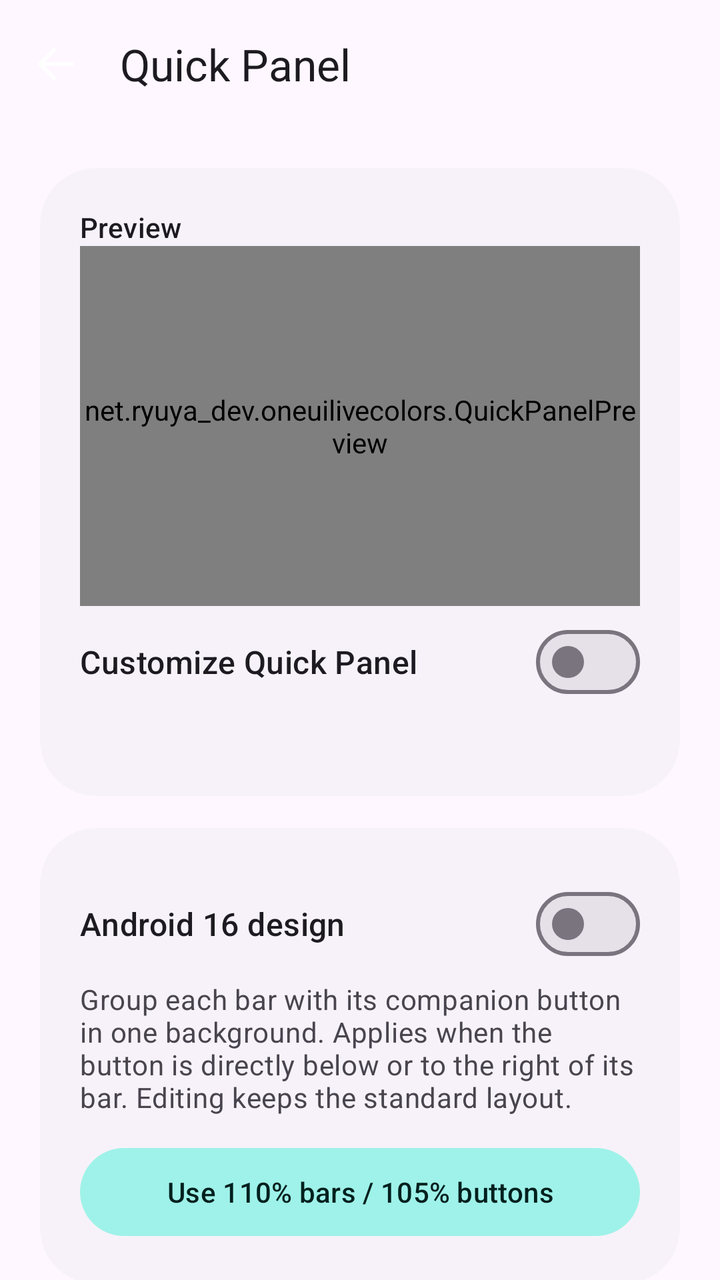
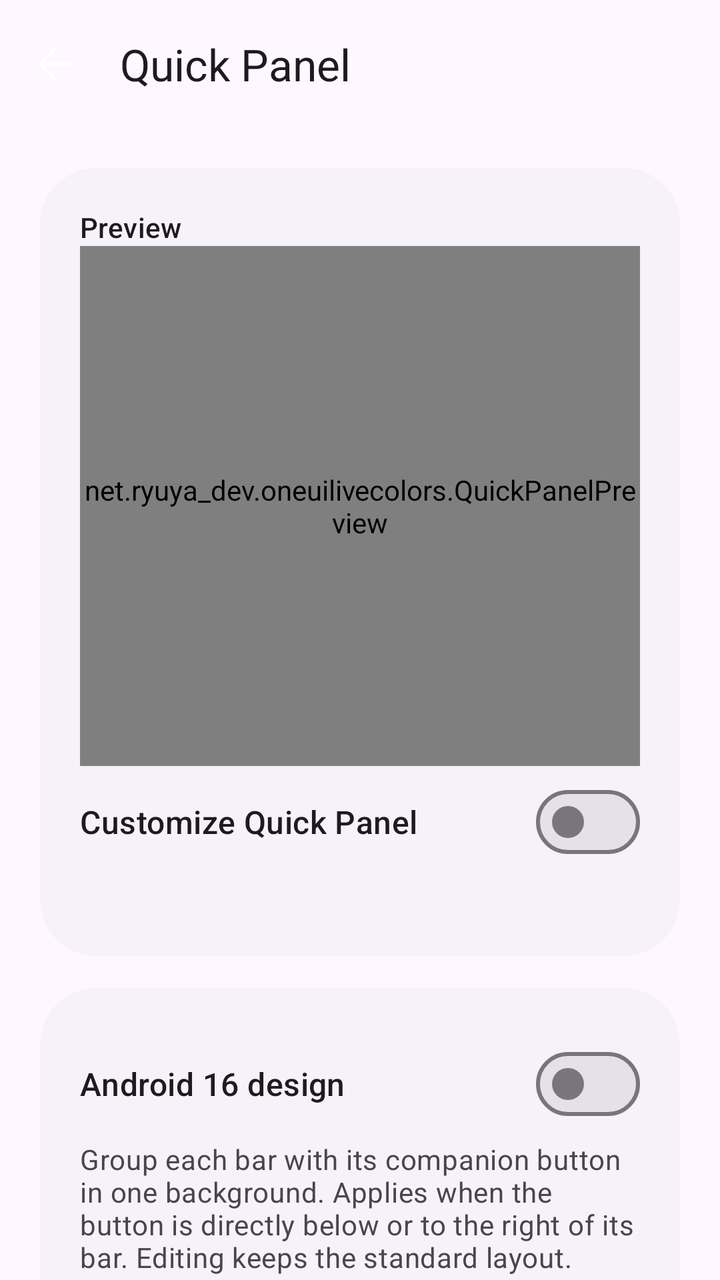

The first picture is an Android layout as it rendered before a commit; the second is the same layout after the commit. The layout source and the unified diff follow.
<!-- AndroidManifest.xml: application theme Theme.OneUiLiveColors -->
<!-- res/layout/activity_quick_panel.xml -->
<?xml version="1.0" encoding="utf-8"?>
<LinearLayout
  xmlns:android="http://schemas.android.com/apk/res/android"
  xmlns:app="http://schemas.android.com/apk/res-auto"
  android:id="@+id/qs_root"
  android:layout_width="match_parent"
  android:layout_height="match_parent"
  android:orientation="vertical"
  android:background="?attr/colorSurface" >
  <com.google.android.material.appbar.MaterialToolbar
    android:id="@+id/qs_toolbar"
    android:layout_width="match_parent"
    android:layout_height="?attr/actionBarSize"
    app:title="@string/qs_title"
    app:navigationIcon="@drawable/ic_back"
    app:navigationContentDescription="@string/back" />
  <androidx.core.widget.NestedScrollView
    android:layout_width="match_parent"
    android:layout_height="0dp"
    android:layout_weight="1"
    android:fillViewport="true" >
    <LinearLayout
      android:layout_width="match_parent"
      android:layout_height="wrap_content"
      android:orientation="vertical"
      android:padding="20dp" >
      <com.google.android.material.card.MaterialCardView
        android:layout_width="match_parent"
        android:layout_height="wrap_content"
        android:layout_marginBottom="16dp"
        app:cardCornerRadius="28dp"
        app:strokeWidth="0dp"
        app:cardBackgroundColor="?attr/colorSurfaceContainerLow" >
        <LinearLayout
          android:layout_width="match_parent"
          android:layout_height="wrap_content"
          android:orientation="vertical"
          android:padding="20dp" >
          <TextView
            android:layout_width="match_parent"
            android:layout_height="wrap_content"
            android:text="@string/qs_preview_label"
            android:textAppearance="@style/TextAppearance.Material3.LabelLarge" />
          <net.ryuya_dev.oneuilivecolors.QuickPanelPreview
            android:id="@+id/qs_preview"
            android:layout_width="match_parent"
            android:layout_height="180dp" />
          <com.google.android.material.materialswitch.MaterialSwitch
            android:id="@+id/qs_enabled"
            android:layout_width="match_parent"
            android:layout_height="wrap_content"
            android:minHeight="56dp"
            android:text="@string/qs_enable"
            android:textAppearance="@style/TextAppearance.Material3.TitleMedium" />
          <TextView
            android:id="@+id/qs_status"
            android:layout_width="match_parent"
            android:layout_height="wrap_content"
            android:textAppearance="@style/TextAppearance.Material3.BodyMedium"
            android:textColor="?attr/colorOnSurfaceVariant" />
        </LinearLayout>
      </com.google.android.material.card.MaterialCardView>
      <com.google.android.material.card.MaterialCardView
        android:layout_width="match_parent"
        android:layout_height="wrap_content"
        android:layout_marginBottom="16dp"
        app:cardCornerRadius="28dp"
        app:strokeWidth="0dp"
        app:cardBackgroundColor="?attr/colorSurfaceContainerLow" >
        <LinearLayout
          android:layout_width="match_parent"
          android:layout_height="wrap_content"
          android:orientation="vertical"
          android:padding="20dp" >
          <com.google.android.material.materialswitch.MaterialSwitch
            android:id="@+id/qs_legacy_design"
            android:layout_width="match_parent"
            android:layout_height="wrap_content"
            android:minHeight="56dp"
            android:text="@string/qs_legacy_design"
            android:textAppearance="@style/TextAppearance.Material3.TitleMedium" />
          <TextView
            android:layout_width="match_parent"
            android:layout_height="wrap_content"
            android:text="@string/qs_legacy_note"
            android:textColor="?attr/colorOnSurfaceVariant"
            android:textAppearance="@style/TextAppearance.Material3.BodyMedium" />
          <com.google.android.material.button.MaterialButton
            android:id="@+id/qs_legacy_preset"
            android:layout_width="match_parent"
            android:layout_height="wrap_content"
            android:layout_marginTop="12dp"
            android:minHeight="52dp"
            android:text="@string/qs_legacy_preset"
            style="@style/Widget.Material3.Button.TonalButton" />
        </LinearLayout>
      </com.google.android.material.card.MaterialCardView>
      <com.google.android.material.card.MaterialCardView
        android:layout_width="match_parent"
        android:layout_height="wrap_content"
        android:layout_marginBottom="16dp"
        app:cardCornerRadius="28dp"
        app:strokeWidth="0dp"
        app:cardBackgroundColor="?attr/colorSurfaceContainerLow" >
        <LinearLayout
          android:layout_width="match_parent"
          android:layout_height="wrap_content"
          android:orientation="vertical"
          android:padding="20dp" >
          <TextView
            android:layout_width="match_parent"
            android:layout_height="wrap_content"
            android:text="@string/qs_bars"
            android:textAppearance="@style/TextAppearance.Material3.TitleLarge"
            android:layout_marginBottom="16dp" />
          <LinearLayout
            android:layout_width="match_parent"
            android:layout_height="wrap_content"
            android:orientation="horizontal"
            android:gravity="center_vertical"
            android:layout_marginTop="8dp" >
            <TextView
              android:layout_width="0dp"
              android:layout_weight="1"
              android:layout_height="wrap_content"
              android:text="@string/qs_brightness_label"
              android:labelFor="@id/qs_brightness"
              android:textAppearance="@style/TextAppearance.Material3.BodyLarge" />
            <TextView
              android:id="@+id/qs_brightness_value"
              android:layout_width="wrap_content"
              android:layout_height="wrap_content"
              android:textAppearance="@style/TextAppearance.Material3.TitleMedium"
              android:textColor="?attr/colorPrimary" />
          </LinearLayout>
          <com.google.android.material.slider.Slider
            android:id="@+id/qs_brightness"
            android:layout_width="match_parent"
            android:layout_height="wrap_content"
            android:contentDescription="@string/qs_brightness_label"
            android:valueFrom="25"
            android:valueTo="200"
            android:stepSize="5"
            android:value="100" />
          <LinearLayout
            android:layout_width="match_parent"
            android:layout_height="wrap_content"
            android:orientation="horizontal"
            android:gravity="center_vertical"
            android:layout_marginTop="8dp" >
            <TextView
              android:layout_width="0dp"
              android:layout_weight="1"
              android:layout_height="wrap_content"
              android:text="@string/qs_volume_label"
              android:labelFor="@id/qs_volume"
              android:textAppearance="@style/TextAppearance.Material3.BodyLarge" />
            <TextView
              android:id="@+id/qs_volume_value"
              android:layout_width="wrap_content"
              android:layout_height="wrap_content"
              android:textAppearance="@style/TextAppearance.Material3.TitleMedium"
              android:textColor="?attr/colorPrimary" />
          </LinearLayout>
          <com.google.android.material.slider.Slider
            android:id="@+id/qs_volume"
            android:layout_width="match_parent"
            android:layout_height="wrap_content"
            android:contentDescription="@string/qs_volume_label"
            android:valueFrom="25"
            android:valueTo="200"
            android:stepSize="5"
            android:value="100" />
        </LinearLayout>
      </com.google.android.material.card.MaterialCardView>
      <com.google.android.material.card.MaterialCardView
        android:layout_width="match_parent"
        android:layout_height="wrap_content"
        android:layout_marginBottom="16dp"
        app:cardCornerRadius="28dp"
        app:strokeWidth="0dp"
        app:cardBackgroundColor="?attr/colorSurfaceContainerLow" >
        <LinearLayout
          android:layout_width="match_parent"
          android:layout_height="wrap_content"
          android:orientation="vertical"
          android:padding="20dp" >
          <TextView
            android:layout_width="match_parent"
            android:layout_height="wrap_content"
            android:text="@string/qs_buttons"
            android:textAppearance="@style/TextAppearance.Material3.TitleLarge"
            android:layout_marginBottom="16dp" />
          <LinearLayout
            android:layout_width="match_parent"
            android:layout_height="wrap_content"
            android:orientation="horizontal"
            android:gravity="center_vertical"
            android:layout_marginTop="8dp" >
            <TextView
              android:layout_width="0dp"
              android:layout_weight="1"
              android:layout_height="wrap_content"
              android:text="@string/qs_dark_label"
              android:labelFor="@id/qs_dark"
              android:textAppearance="@style/TextAppearance.Material3.BodyLarge" />
            <TextView
              android:id="@+id/qs_dark_value"
              android:layout_width="wrap_content"
              android:layout_height="wrap_content"
              android:textAppearance="@style/TextAppearance.Material3.TitleMedium"
              android:textColor="?attr/colorPrimary" />
          </LinearLayout>
          <com.google.android.material.slider.Slider
            android:id="@+id/qs_dark"
            android:layout_width="match_parent"
            android:layout_height="wrap_content"
            android:contentDescription="@string/qs_dark_label"
            android:valueFrom="25"
            android:valueTo="200"
            android:stepSize="5"
            android:value="100" />
          <LinearLayout
            android:layout_width="match_parent"
            android:layout_height="wrap_content"
            android:orientation="horizontal"
            android:gravity="center_vertical"
            android:layout_marginTop="8dp" >
            <TextView
              android:layout_width="0dp"
              android:layout_weight="1"
              android:layout_height="wrap_content"
              android:text="@string/qs_sound_label"
              android:labelFor="@id/qs_sound"
              android:textAppearance="@style/TextAppearance.Material3.BodyLarge" />
            <TextView
              android:id="@+id/qs_sound_value"
              android:layout_width="wrap_content"
              android:layout_height="wrap_content"
              android:textAppearance="@style/TextAppearance.Material3.TitleMedium"
              android:textColor="?attr/colorPrimary" />
          </LinearLayout>
          <com.google.android.material.slider.Slider
            android:id="@+id/qs_sound"
            android:layout_width="match_parent"
            android:layout_height="wrap_content"
            android:contentDescription="@string/qs_sound_label"
            android:valueFrom="25"
            android:valueTo="200"
            android:stepSize="5"
            android:value="100" />
        </LinearLayout>
      </com.google.android.material.card.MaterialCardView>
      <com.google.android.material.button.MaterialButton
        android:id="@+id/qs_reset"
        android:layout_width="match_parent"
        android:layout_height="wrap_content"
        android:minHeight="52dp"
        android:text="@string/qs_reset_label"
        style="@style/Widget.Material3.Button.TonalButton" />
      <TextView
        android:layout_width="match_parent"
        android:layout_height="wrap_content"
        android:layout_marginTop="16dp"
        android:text="@string/qs_note"
        android:textAppearance="@style/TextAppearance.Material3.BodyMedium"
        android:textColor="?attr/colorOnSurfaceVariant" />
      <TextView
        android:layout_width="match_parent"
        android:layout_height="wrap_content"
        android:layout_marginTop="8dp"
        android:text="@string/qs_scope_note"
        android:textAppearance="@style/TextAppearance.Material3.BodyMedium"
        android:textColor="?attr/colorOnSurfaceVariant" />
    </LinearLayout>
  </androidx.core.widget.NestedScrollView>
</LinearLayout>
<!-- resources referenced by this layout -->
<resources>
  <!-- drawable ic_back (drawable) -->
  <vector xmlns:android="http://schemas.android.com/apk/res/android" android:width="24dp" android:height="24dp" android:viewportWidth="24" android:viewportHeight="24"><path android:pathData="M20,12H4M4,12l7,-7M4,12l7,7" android:fillColor="#00000000" android:strokeColor="#FFFFFFFF" android:strokeWidth="1.8" android:strokeLineCap="round" android:strokeLineJoin="round" /></vector>
  <string name="back">Back</string>
  <string name="qs_bars">Sliders</string>
  <string name="qs_brightness_label">Brightness bar thickness</string>
  <string name="qs_buttons">Buttons</string>
  <string name="qs_dark_label">Dark / light mode button</string>
  <string name="qs_enable">Customize Quick Panel</string>
  <string name="qs_legacy_design">Android 16 design</string>
  <string name="qs_legacy_note">Group each bar with its companion button in one background. Applies when the button is directly below or to the right of its bar. Editing keeps the standard layout.</string>
  <string name="qs_legacy_preset" formatted="false">Use 110% bars / 105% buttons</string>
  <string name="qs_note" formatted="false">Reopen Quick Panel to apply. Adjust from 25% to 200%; 100% is the selected design’s standard size. Device brightness and volume stay unchanged. Larger sizes may overlap nearby controls or be clipped.</string>
  <string name="qs_preview_label">Preview</string>
  <string name="qs_reset_label">Restore standard sizes</string>
  <string name="qs_scope_note">Quick Panel settings follow the main and System UI switches.</string>
  <string name="qs_sound_label">Sound mode button</string>
  <string name="qs_title">Quick Panel</string>
  <string name="qs_volume_label">Volume bar thickness</string>
  <style name="Theme.OneUiLiveColors" parent="Theme.Material3.DayNight.NoActionBar">
          <item name="colorPrimary">#5755D9</item>
          <item name="colorOnPrimary">#FFFFFF</item>
          <item name="colorPrimaryContainer">#E4DFFF</item>
          <item name="colorOnPrimaryContainer">#19105A</item>
          <item name="android:windowLightStatusBar">true</item>
          <item name="android:windowLightNavigationBar">true</item>
          <item name="android:statusBarColor">@android:color/transparent</item>
          <item name="android:navigationBarColor">@android:color/transparent</item>
          <item name="colorSecondary">#006C68</item>
          <item name="colorOnSecondary">#FFFFFF</item>
          <item name="colorSecondaryContainer">#9FF2E9</item>
          <item name="colorOnSecondaryContainer">#00201E</item>
      </style>
</resources>

<!-- the commit's change to res/layout/activity_quick_panel.xml (unified diff, before → after) -->
@@ -44,7 +44,7 @@
           <net.ryuya_dev.oneuilivecolors.QuickPanelPreview
             android:id="@+id/qs_preview"
             android:layout_width="match_parent"
-            android:layout_height="180dp" />
+            android:layout_height="260dp" />
           <com.google.android.material.materialswitch.MaterialSwitch
             android:id="@+id/qs_enabled"
             android:layout_width="match_parent"
